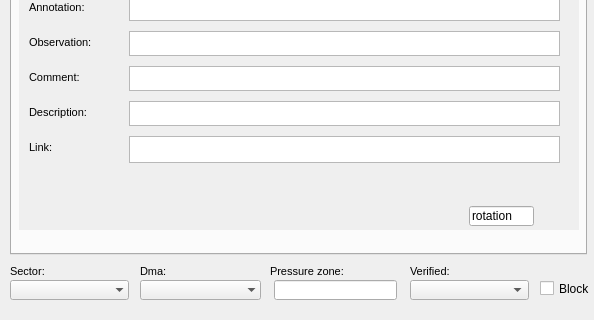
Qt form ui/ws_urban_propierties.ui (Giswater/giswater_qgis_plugin) before a commit; both pictures show x 0 to 594 and y 280 to 600 of the 594 by 600 pixel window.
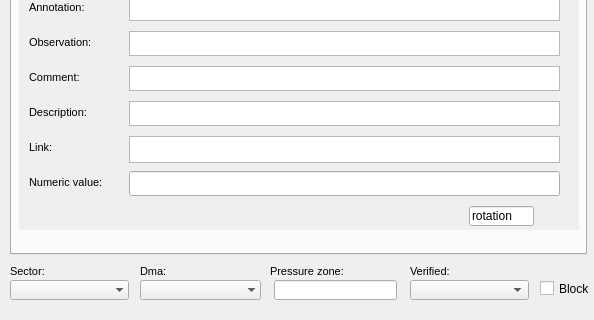
The same form after that commit. The open tabs and pages were chosen to show the change.

The edit to the form file:
```diff
--- a/ui/ws_urban_propierties.ui
+++ b/ui/ws_urban_propierties.ui
@@ -803,8 +803,8 @@
        <rect>
         <x>0</x>
         <y>0</y>
-        <width>98</width>
-        <height>28</height>
+        <width>560</width>
+        <height>366</height>
        </rect>
       </property>
       <attribute name="label">
@@ -1344,6 +1344,55 @@
         <string>rotation</string>
        </property>
       </widget>
+      <widget class="QLabel" name="label_num_value">
+       <property name="geometry">
+        <rect>
+         <x>10</x>
+         <y>305</y>
+         <width>90</width>
+         <height>22</height>
+        </rect>
+       </property>
+       <property name="font">
+        <font>
+         <pointsize>8</pointsize>
+        </font>
+       </property>
+       <property name="frameShape">
+        <enum>QFrame::NoFrame</enum>
+       </property>
+       <property name="frameShadow">
+        <enum>QFrame::Plain</enum>
+       </property>
+       <property name="text">
+        <string>Numeric value:</string>
+       </property>
+       <property name="textFormat">
+        <enum>Qt::AutoText</enum>
+       </property>
+       <property name="scaledContents">
+        <bool>false</bool>
+       </property>
+       <property name="alignment">
+        <set>Qt::AlignLeading|Qt::AlignLeft|Qt::AlignVCenter</set>
+       </property>
+       <property name="margin">
+        <number>3</number>
+       </property>
+      </widget>
+      <widget class="QLineEdit" name="num_value">
+       <property name="geometry">
+        <rect>
+         <x>110</x>
+         <y>305</y>
+         <width>431</width>
+         <height>25</height>
+        </rect>
+       </property>
+       <property name="echoMode">
+        <enum>QLineEdit::Normal</enum>
+       </property>
+      </widget>
      </widget>
     </widget>
    </widget>
```
Left out of the diff: 16 changed lines with no effect on the pictures.
